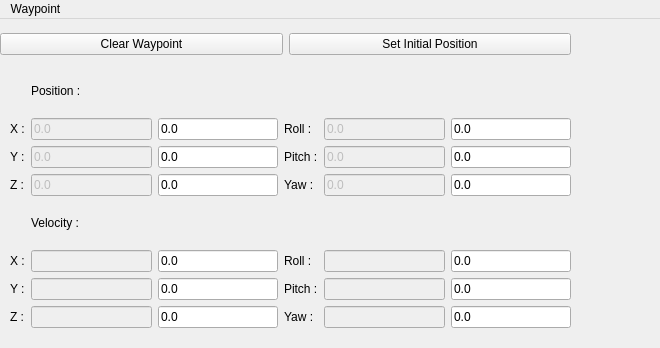
Before: the Qt Designer form rqt_waypoint/resource/Mainwindow.ui in sonia-auv/rqt_sonia_plugins, drawn with Qt 5.
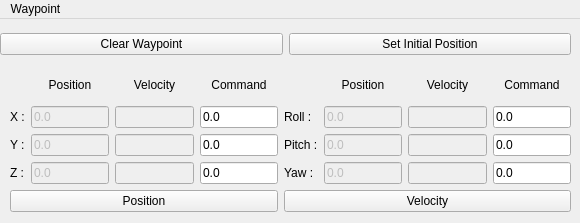
After: the same form once the commit is applied.

Commit message: Modifying tool for waypoint

Diff of the .ui file:
```diff
--- a/rqt_waypoint/resource/Mainwindow.ui
+++ b/rqt_waypoint/resource/Mainwindow.ui
@@ -6,10 +6,16 @@
    <rect>
     <x>0</x>
     <y>0</y>
-    <width>660</width>
-    <height>348</height>
+    <width>580</width>
+    <height>223</height>
    </rect>
   </property>
+  <property name="sizePolicy">
+   <sizepolicy hsizetype="Minimum" vsizetype="Minimum">
+    <horstretch>0</horstretch>
+    <verstretch>0</verstretch>
+   </sizepolicy>
+  </property>
   <property name="minimumSize">
    <size>
     <width>580</width>
@@ -73,55 +79,60 @@
       <x>0</x>
       <y>50</y>
       <width>571</width>
-      <height>259</height>
+      <height>143</height>
      </rect>
     </property>
     <layout class="QGridLayout" name="gridLayout">
      <property name="sizeConstraint">
-      <enum>QLayout::SetNoConstraint</enum>
+      <enum>QLayout::SetMinimumSize</enum>
      </property>
      <property name="leftMargin">
       <number>10</number>
      </property>
-     <item row="6" column="2">
-      <widget class="QLineEdit" name="yVelocityTarget">
+     <item row="1" column="7">
+      <widget class="QLineEdit" name="rollPositionTarget">
        <property name="text">
         <string>0.0</string>
        </property>
       </widget>
      </item>
-     <item row="7" column="3">
-      <widget class="QLabel" name="yawVelocityLabel">
+     <item row="3" column="4">
+      <widget class="QLabel" name="yawPositionLabel">
        <property name="text">
         <string>Yaw :</string>
        </property>
       </widget>
      </item>
+     <item row="1" column="5">
+      <widget class="QLineEdit" name="rollPositionCurrent">
+       <property name="enabled">
+        <bool>false</bool>
+       </property>
+       <property name="focusPolicy">
+        <enum>Qt::NoFocus</enum>
+       </property>
+       <property name="text">
+        <string>0.0</string>
+       </property>
+       <property name="readOnly">
+        <bool>true</bool>
+       </property>
+      </widget>
+     </item>
      <item row="1" column="2">
-      <widget class="QLineEdit" name="xPositionTarget">
-       <property name="text">
-        <string>0.0</string>
-       </property>
-      </widget>
-     </item>
-     <item row="6" column="4">
-      <widget class="QLineEdit" name="pitchVelocityCurrent">
+      <widget class="QLineEdit" name="xVelocityCurrent">
        <property name="enabled">
         <bool>false</bool>
        </property>
-      </widget>
-     </item>
-     <item row="2" column="0">
-      <widget class="QLabel" name="yPositionLabel">
-       <property name="text">
-        <string>Y :</string>
+       <property name="focusPolicy">
+        <enum>Qt::NoFocus</enum>
        </property>
       </widget>
      </item>
-     <item row="5" column="0">
-      <widget class="QLabel" name="xVelocityLabel">
+     <item row="3" column="7">
+      <widget class="QLineEdit" name="yawPositionTarget">
        <property name="text">
-        <string>X :</string>
+        <string>0.0</string>
        </property>
       </widget>
      </item>
@@ -132,78 +143,19 @@
        </property>
       </widget>
      </item>
-     <item row="3" column="4">
-      <widget class="QLineEdit" name="yawPositionCurrent">
-       <property name="enabled">
-        <bool>false</bool>
+     <item row="0" column="5">
+      <widget class="QLabel" name="label_3">
+       <property name="sizePolicy">
+        <sizepolicy hsizetype="Preferred" vsizetype="Minimum">
+         <horstretch>0</horstretch>
+         <verstretch>0</verstretch>
+        </sizepolicy>
        </property>
        <property name="text">
-        <string>0.0</string>
+        <string>Position</string>
        </property>
-       <property name="readOnly">
-        <bool>true</bool>
-       </property>
-      </widget>
-     </item>
-     <item row="6" column="1">
-      <widget class="QLineEdit" name="yVelocityCurrent">
-       <property name="enabled">
-        <bool>false</bool>
-       </property>
-      </widget>
-     </item>
-     <item row="5" column="4">
-      <widget class="QLineEdit" name="rollVelocityCurrent">
-       <property name="enabled">
-        <bool>false</bool>
-       </property>
-      </widget>
-     </item>
-     <item row="5" column="1">
-      <widget class="QLineEdit" name="xVelocityCurrent">
-       <property name="enabled">
-        <bool>false</bool>
-       </property>
-      </widget>
-     </item>
-     <item row="7" column="1">
-      <widget class="QLineEdit" name="zVelocityCurrent">
-       <property name="enabled">
-        <bool>false</bool>
-       </property>
-      </widget>
-     </item>
-     <item row="6" column="3">
-      <widget class="QLabel" name="pitchVelocityLabel">
-       <property name="text">
-        <string>Pitch :</string>
-       </property>
-      </widget>
-     </item>
-     <item row="5" column="3">
-      <widget class="QLabel" name="rollVelocityLabel">
-       <property name="text">
-        <string>Roll :</string>
-       </property>
-      </widget>
-     </item>
-     <item row="1" column="4">
-      <widget class="QLineEdit" name="rollPositionCurrent">
-       <property name="enabled">
-        <bool>false</bool>
-       </property>
-       <property name="text">
-        <string>0.0</string>
-       </property>
-       <property name="readOnly">
-        <bool>true</bool>
-       </property>
-      </widget>
-     </item>
-     <item row="4" column="1">
-      <widget class="QLabel" name="label_2">
-       <property name="text">
-        <string>Velocity :</string>
+       <property name="alignment">
+        <set>Qt::AlignCenter</set>
        </property>
       </widget>
      </item>
@@ -220,21 +172,14 @@
        </property>
       </widget>
      </item>
-     <item row="6" column="0">
-      <widget class="QLabel" name="yVelocityLabel">
+     <item row="3" column="3">
+      <widget class="QLineEdit" name="zPositionTarget">
        <property name="text">
-        <string>Y :</string>
+        <string>0.0</string>
        </property>
       </widget>
      </item>
      <item row="2" column="5">
-      <widget class="QLineEdit" name="pitchPositionTarget">
-       <property name="text">
-        <string>0.0</string>
-       </property>
-      </widget>
-     </item>
-     <item row="2" column="4">
       <widget class="QLineEdit" name="pitchPositionCurrent">
        <property name="enabled">
         <bool>false</bool>
@@ -247,24 +192,75 @@
        </property>
       </widget>
      </item>
-     <item row="1" column="5">
-      <widget class="QLineEdit" name="rollPositionTarget">
+     <item row="3" column="6">
+      <widget class="QLineEdit" name="yawVelocityCurrent">
+       <property name="enabled">
+        <bool>false</bool>
+       </property>
+       <property name="focusPolicy">
+        <enum>Qt::NoFocus</enum>
+       </property>
+      </widget>
+     </item>
+     <item row="0" column="2">
+      <widget class="QLabel" name="label_2">
+       <property name="sizePolicy">
+        <sizepolicy hsizetype="Preferred" vsizetype="Minimum">
+         <horstretch>0</horstretch>
+         <verstretch>0</verstretch>
+        </sizepolicy>
+       </property>
        <property name="text">
+        <string>Velocity</string>
+       </property>
+       <property name="alignment">
+        <set>Qt::AlignCenter</set>
+       </property>
+      </widget>
+     </item>
+     <item row="3" column="5">
+      <widget class="QLineEdit" name="yawPositionCurrent">
+       <property name="enabled">
+        <bool>false</bool>
+       </property>
+       <property name="focusPolicy">
+        <enum>Qt::NoFocus</enum>
+       </property>
+       <property name="text">
         <string>0.0</string>
        </property>
+       <property name="readOnly">
+        <bool>true</bool>
+       </property>
       </widget>
      </item>
-     <item row="3" column="2">
-      <widget class="QLineEdit" name="zPositionTarget">
+     <item row="2" column="1">
+      <widget class="QLineEdit" name="yPositionCurrent">
+       <property name="enabled">
+        <bool>false</bool>
+       </property>
+       <property name="focusPolicy">
+        <enum>Qt::NoFocus</enum>
+       </property>
        <property name="text">
         <string>0.0</string>
        </property>
       </widget>
      </item>
-     <item row="7" column="0">
-      <widget class="QLabel" name="zVelocityLabel">
+     <item row="1" column="6">
+      <widget class="QLineEdit" name="rollVelocityCurrent">
+       <property name="enabled">
+        <bool>false</bool>
+       </property>
+       <property name="focusPolicy">
+        <enum>Qt::NoFocus</enum>
+       </property>
+      </widget>
+     </item>
+     <item row="2" column="4">
+      <widget class="QLabel" name="pitchPositionLabel">
        <property name="text">
-        <string>Z :</string>
+        <string>Pitch :</string>
        </property>
       </widget>
      </item>
@@ -281,7 +277,28 @@
        </property>
       </widget>
      </item>
-     <item row="2" column="2">
+     <item row="1" column="0">
+      <widget class="QLabel" name="xPositionLabel">
+       <property name="text">
+        <string>X :</string>
+       </property>
+      </widget>
+     </item>
+     <item row="2" column="0">
+      <widget class="QLabel" name="yPositionLabel">
+       <property name="text">
+        <string>Y :</string>
+       </property>
+      </widget>
+     </item>
+     <item row="2" column="7">
+      <widget class="QLineEdit" name="pitchPositionTarget">
+       <property name="text">
+        <string>0.0</string>
+       </property>
+      </widget>
+     </item>
+     <item row="2" column="3">
       <widget class="QLineEdit" name="yPositionTarget">
        <property name="text">
         <string>0.0</string>
@@ -289,99 +306,124 @@
       </widget>
      </item>
      <item row="1" column="3">
+      <widget class="QLineEdit" name="xPositionTarget">
+       <property name="text">
+        <string>0.0</string>
+       </property>
+      </widget>
+     </item>
+     <item row="1" column="4">
       <widget class="QLabel" name="rollPositionLabel">
        <property name="text">
         <string>Roll :</string>
        </property>
       </widget>
      </item>
-     <item row="2" column="1">
-      <widget class="QLineEdit" name="yPositionCurrent">
+     <item row="2" column="2">
+      <widget class="QLineEdit" name="yVelocityCurrent">
        <property name="enabled">
         <bool>false</bool>
        </property>
-       <property name="text">
-        <string>0.0</string>
-       </property>
-       <property name="readOnly">
-        <bool>true</bool>
-       </property>
-      </widget>
-     </item>
-     <item row="3" column="3">
-      <widget class="QLabel" name="yawPositionLabel">
-       <property name="text">
-        <string>Yaw :</string>
+       <property name="focusPolicy">
+        <enum>Qt::NoFocus</enum>
        </property>
       </widget>
      </item>
      <item row="0" column="1">
       <widget class="QLabel" name="label">
-       <property name="text">
-        <string>Position :</string>
+       <property name="sizePolicy">
+        <sizepolicy hsizetype="Preferred" vsizetype="Minimum">
+         <horstretch>0</horstretch>
+         <verstretch>0</verstretch>
+        </sizepolicy>
        </property>
-      </widget>
-     </item>
-     <item row="3" column="5">
-      <widget class="QLineEdit" name="yawPositionTarget">
-       <property name="text">
-        <string>0.0</string>
+       <property name="maximumSize">
+        <size>
+         <width>16777215</width>
+         <height>50</height>
+        </size>
        </property>
-      </widget>
-     </item>
-     <item row="1" column="0">
-      <widget class="QLabel" name="xPositionLabel">
        <property name="text">
-        <string>X :</string>
+        <string>Position</string>
        </property>
+       <property name="alignment">
+        <set>Qt::AlignCenter</set>
+       </property>
       </widget>
      </item>
-     <item row="2" column="3">
-      <widget class="QLabel" name="pitchPositionLabel">
-       <property name="text">
-        <string>Pitch :</string>
+     <item row="2" column="6">
+      <widget class="QLineEdit" name="pitchVelocityCurrent">
+       <property name="enabled">
+        <bool>false</bool>
        </property>
       </widget>
      </item>
-     <item row="7" column="4">
-      <widget class="QLineEdit" name="yawVelocityCurrent">
+     <item row="3" column="2">
+      <widget class="QLineEdit" name="zVelocityCurrent">
        <property name="enabled">
         <bool>false</bool>
        </property>
       </widget>
      </item>
-     <item row="7" column="2">
-      <widget class="QLineEdit" name="zVelocityTarget">
+     <item row="0" column="6">
+      <widget class="QLabel" name="label_4">
+       <property name="sizePolicy">
+        <sizepolicy hsizetype="Preferred" vsizetype="Minimum">
+         <horstretch>0</horstretch>
+         <verstretch>0</verstretch>
+        </sizepolicy>
+       </property>
        <property name="text">
-        <string>0.0</string>
+        <string>Velocity</string>
        </property>
+       <property name="alignment">
+        <set>Qt::AlignCenter</set>
+       </property>
       </widget>
      </item>
-     <item row="5" column="2">
-      <widget class="QLineEdit" name="xVelocityTarget">
+     <item row="4" column="4" colspan="4">
+      <widget class="QPushButton" name="velocityMode">
        <property name="text">
-        <string>0.0</string>
+        <string>Velocity</string>
        </property>
       </widget>
      </item>
-     <item row="5" column="5">
-      <widget class="QLineEdit" name="rollVelocityTarget">
+     <item row="4" column="0" colspan="4">
+      <widget class="QPushButton" name="positionMode">
        <property name="text">
-        <string>0.0</string>
+        <string>Position</string>
        </property>
       </widget>
      </item>
-     <item row="6" column="5">
-      <widget class="QLineEdit" name="pitchVelocityTarget">
+     <item row="0" column="3">
+      <widget class="QLabel" name="label_5">
+       <property name="sizePolicy">
+        <sizepolicy hsizetype="Preferred" vsizetype="Minimum">
+         <horstretch>0</horstretch>
+         <verstretch>0</verstretch>
+        </sizepolicy>
+       </property>
        <property name="text">
-        <string>0.0</string>
+        <string>Command</string>
        </property>
+       <property name="alignment">
+        <set>Qt::AlignCenter</set>
+       </property>
       </widget>
      </item>
-     <item row="7" column="5">
-      <widget class="QLineEdit" name="yawVelocityTarget">
+     <item row="0" column="7">
+      <widget class="QLabel" name="label_6">
+       <property name="sizePolicy">
+        <sizepolicy hsizetype="Preferred" vsizetype="Minimum">
+         <horstretch>0</horstretch>
+         <verstretch>0</verstretch>
+        </sizepolicy>
+       </property>
        <property name="text">
-        <string>0.0</string>
+        <string>Command</string>
+       </property>
+       <property name="alignment">
+        <set>Qt::AlignCenter</set>
        </property>
       </widget>
      </item>
@@ -393,7 +435,7 @@
     <rect>
      <x>0</x>
      <y>0</y>
-     <width>660</width>
+     <width>580</width>
      <height>22</height>
     </rect>
    </property>
```
Left out of the diff: 46 changed lines with no effect on the pictures. The commit also changes 1 other file.
